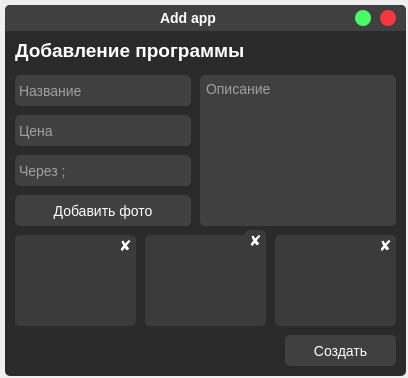
Qt form add_app/add_app.ui (b0shka/selling_apps) before a commit.
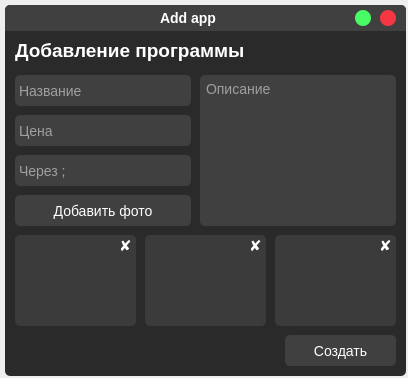
The same form after that commit.

```diff
--- a/add_app/add_app.ui
+++ b/add_app/add_app.ui
@@ -323,7 +323,7 @@
     <property name="geometry">
      <rect>
       <x>240</x>
-      <y>225</y>
+      <y>230</y>
       <width>21</width>
       <height>21</height>
      </rect>
```
